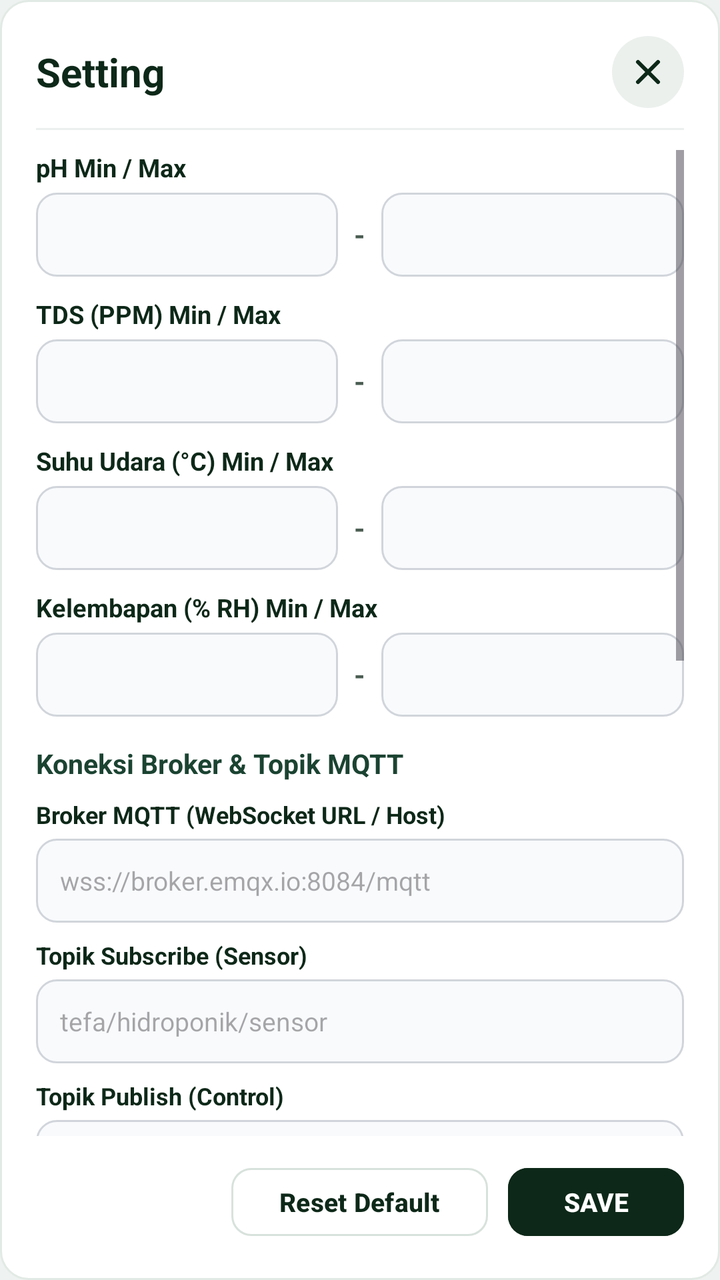
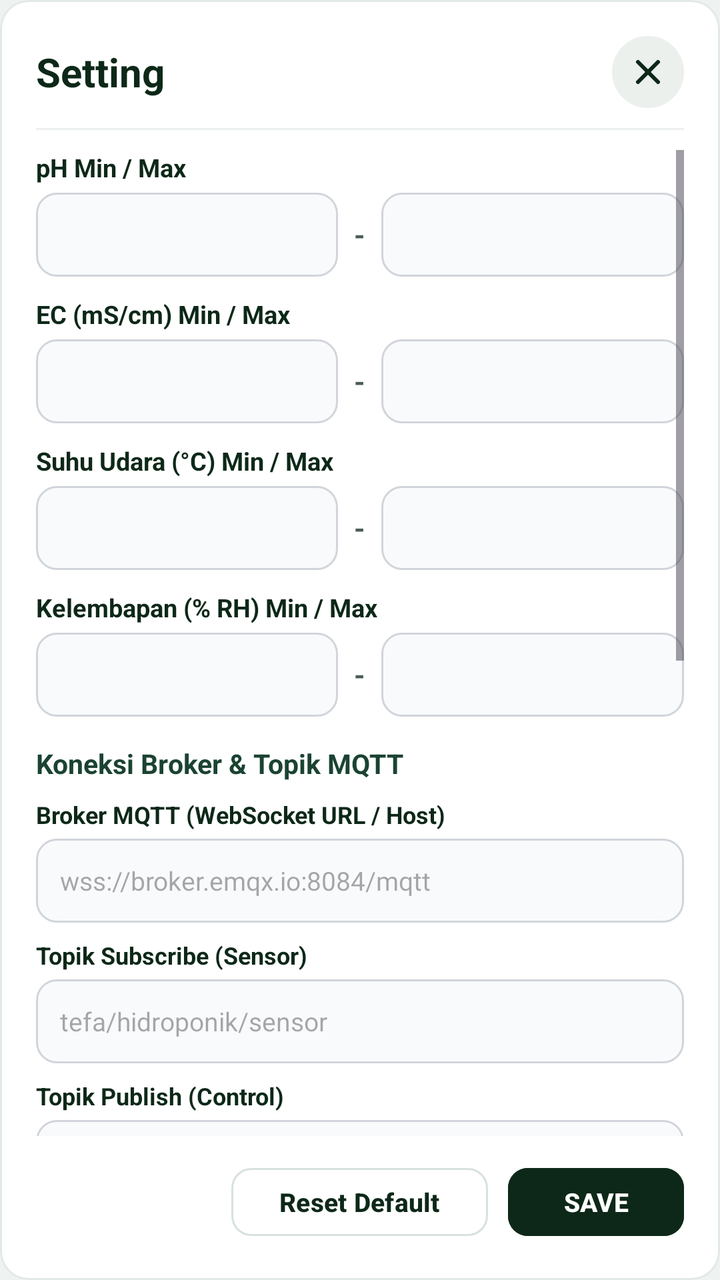

Before-and-after screenshots of an Android layout around one commit, followed by the original layout XML and the change that was made.
<!-- AndroidManifest.xml: application theme Theme.TeFaSmartGreenhouse -->
<!-- res/layout/dialog_settings.xml -->
<?xml version="1.0" encoding="utf-8"?>
<LinearLayout xmlns:android="http://schemas.android.com/apk/res/android"
    xmlns:app="http://schemas.android.com/apk/res-auto"
    android:layout_width="match_parent"
    android:layout_height="wrap_content"
    android:background="@drawable/bg_card"
    android:orientation="vertical"
    android:padding="18dp">

    <LinearLayout
        android:layout_width="match_parent"
        android:layout_height="wrap_content"
        android:gravity="center_vertical"
        android:orientation="horizontal">

        <TextView
            android:layout_width="0dp"
            android:layout_height="wrap_content"
            android:layout_weight="1"
            android:text="Setting"
            android:textColor="@color/tefa_g9"
            android:textSize="20sp"
            android:textStyle="bold" />

        <ImageButton
            android:id="@+id/settingBtnClose"
            android:layout_width="36dp"
            android:layout_height="36dp"
            android:background="@drawable/bg_pill_chip"
            android:contentDescription="Tutup Setting"
            android:padding="9dp"
            android:src="@drawable/ic_close" />
    </LinearLayout>

    <View
        android:layout_width="match_parent"
        android:layout_height="1dp"
        android:layout_marginVertical="10dp"
        android:background="@color/tefa_g1" />

    <ScrollView
        android:layout_width="match_parent"
        android:layout_height="0dp"
        android:layout_weight="1"
        android:maxHeight="440dp">

        <LinearLayout
            android:layout_width="match_parent"
            android:layout_height="wrap_content"
            android:orientation="vertical">

            
            <TextView
                android:layout_width="wrap_content"
                android:layout_height="wrap_content"
                android:layout_marginBottom="4dp"
                android:text="pH Min / Max"
                android:textColor="@color/tefa_g9"
                android:textSize="12.5sp"
                android:textStyle="bold" />

            <LinearLayout
                android:layout_width="match_parent"
                android:layout_height="wrap_content"
                android:layout_marginBottom="10dp"
                android:gravity="center_vertical"
                android:orientation="horizontal">

                <EditText
                    android:id="@+id/set_ph_min"
                    android:layout_width="0dp"
                    android:layout_height="42dp"
                    android:layout_weight="1"
                    android:background="@drawable/bg_input_box"
                    android:inputType="numberDecimal"
                    android:paddingHorizontal="12dp"
                    android:textSize="13.5sp" />

                <TextView
                    android:layout_width="wrap_content"
                    android:layout_height="wrap_content"
                    android:paddingHorizontal="8dp"
                    android:text="-"
                    android:textColor="@color/tefa_mute"
                    android:textStyle="bold" />

                <EditText
                    android:id="@+id/set_ph_max"
                    android:layout_width="0dp"
                    android:layout_height="42dp"
                    android:layout_weight="1"
                    android:background="@drawable/bg_input_box"
                    android:inputType="numberDecimal"
                    android:paddingHorizontal="12dp"
                    android:textSize="13.5sp" />
            </LinearLayout>

            
            <TextView
                android:layout_width="wrap_content"
                android:layout_height="wrap_content"
                android:layout_marginBottom="4dp"
                android:text="TDS (PPM) Min / Max"
                android:textColor="@color/tefa_g9"
                android:textSize="12.5sp"
                android:textStyle="bold" />

            <LinearLayout
                android:layout_width="match_parent"
                android:layout_height="wrap_content"
                android:layout_marginBottom="10dp"
                android:gravity="center_vertical"
                android:orientation="horizontal">

                <EditText
                    android:id="@+id/set_tds_min"
                    android:layout_width="0dp"
                    android:layout_height="42dp"
                    android:layout_weight="1"
                    android:background="@drawable/bg_input_box"
                    android:inputType="numberDecimal"
                    android:paddingHorizontal="12dp"
                    android:textSize="13.5sp" />

                <TextView
                    android:layout_width="wrap_content"
                    android:layout_height="wrap_content"
                    android:paddingHorizontal="8dp"
                    android:text="-"
                    android:textColor="@color/tefa_mute"
                    android:textStyle="bold" />

                <EditText
                    android:id="@+id/set_tds_max"
                    android:layout_width="0dp"
                    android:layout_height="42dp"
                    android:layout_weight="1"
                    android:background="@drawable/bg_input_box"
                    android:inputType="numberDecimal"
                    android:paddingHorizontal="12dp"
                    android:textSize="13.5sp" />
            </LinearLayout>

            
            <TextView
                android:layout_width="wrap_content"
                android:layout_height="wrap_content"
                android:layout_marginBottom="4dp"
                android:text="Suhu Udara (°C) Min / Max"
                android:textColor="@color/tefa_g9"
                android:textSize="12.5sp"
                android:textStyle="bold" />

            <LinearLayout
                android:layout_width="match_parent"
                android:layout_height="wrap_content"
                android:layout_marginBottom="10dp"
                android:gravity="center_vertical"
                android:orientation="horizontal">

                <EditText
                    android:id="@+id/set_temp_min"
                    android:layout_width="0dp"
                    android:layout_height="42dp"
                    android:layout_weight="1"
                    android:background="@drawable/bg_input_box"
                    android:inputType="numberDecimal"
                    android:paddingHorizontal="12dp"
                    android:textSize="13.5sp" />

                <TextView
                    android:layout_width="wrap_content"
                    android:layout_height="wrap_content"
                    android:paddingHorizontal="8dp"
                    android:text="-"
                    android:textColor="@color/tefa_mute"
                    android:textStyle="bold" />

                <EditText
                    android:id="@+id/set_temp_max"
                    android:layout_width="0dp"
                    android:layout_height="42dp"
                    android:layout_weight="1"
                    android:background="@drawable/bg_input_box"
                    android:inputType="numberDecimal"
                    android:paddingHorizontal="12dp"
                    android:textSize="13.5sp" />
            </LinearLayout>

            
            <TextView
                android:layout_width="wrap_content"
                android:layout_height="wrap_content"
                android:layout_marginBottom="4dp"
                android:text="Kelembapan (% RH) Min / Max"
                android:textColor="@color/tefa_g9"
                android:textSize="12.5sp"
                android:textStyle="bold" />

            <LinearLayout
                android:layout_width="match_parent"
                android:layout_height="wrap_content"
                android:layout_marginBottom="14dp"
                android:gravity="center_vertical"
                android:orientation="horizontal">

                <EditText
                    android:id="@+id/set_hum_min"
                    android:layout_width="0dp"
                    android:layout_height="42dp"
                    android:layout_weight="1"
                    android:background="@drawable/bg_input_box"
                    android:inputType="numberDecimal"
                    android:paddingHorizontal="12dp"
                    android:textSize="13.5sp" />

                <TextView
                    android:layout_width="wrap_content"
                    android:layout_height="wrap_content"
                    android:paddingHorizontal="8dp"
                    android:text="-"
                    android:textColor="@color/tefa_mute"
                    android:textStyle="bold" />

                <EditText
                    android:id="@+id/set_hum_max"
                    android:layout_width="0dp"
                    android:layout_height="42dp"
                    android:layout_weight="1"
                    android:background="@drawable/bg_input_box"
                    android:inputType="numberDecimal"
                    android:paddingHorizontal="12dp"
                    android:textSize="13.5sp" />
            </LinearLayout>

            
            <LinearLayout
                android:id="@+id/adminMqttDosingSection"
                android:layout_width="match_parent"
                android:layout_height="wrap_content"
                android:orientation="vertical">

                <TextView
                    android:layout_width="wrap_content"
                    android:layout_height="wrap_content"
                    android:layout_marginBottom="8dp"
                    android:text="Koneksi Broker &amp; Topik MQTT"
                    android:textColor="@color/tefa_g5"
                    android:textSize="13.5sp"
                    android:textStyle="bold" />

                <TextView
                    android:layout_width="wrap_content"
                    android:layout_height="wrap_content"
                    android:layout_marginBottom="4dp"
                    android:text="Broker MQTT (WebSocket URL / Host)"
                    android:textColor="@color/tefa_g9"
                    android:textSize="12sp"
                    android:textStyle="bold" />

                <EditText
                    android:id="@+id/set_mqtt_broker"
                    android:layout_width="match_parent"
                    android:layout_height="42dp"
                    android:layout_marginBottom="8dp"
                    android:background="@drawable/bg_input_box"
                    android:hint="wss://broker.emqx.io:8084/mqtt"
                    android:inputType="textUri"
                    android:paddingHorizontal="12dp"
                    android:textSize="13sp" />

                <TextView
                    android:layout_width="wrap_content"
                    android:layout_height="wrap_content"
                    android:layout_marginBottom="4dp"
                    android:text="Topik Subscribe (Sensor)"
                    android:textColor="@color/tefa_g9"
                    android:textSize="12sp"
                    android:textStyle="bold" />

                <EditText
                    android:id="@+id/set_mqtt_topic_sub"
                    android:layout_width="match_parent"
                    android:layout_height="42dp"
                    android:layout_marginBottom="8dp"
                    android:background="@drawable/bg_input_box"
                    android:hint="tefa/hidroponik/sensor"
                    android:inputType="text"
                    android:paddingHorizontal="12dp"
                    android:textSize="13sp" />

                <TextView
                    android:layout_width="wrap_content"
                    android:layout_height="wrap_content"
                    android:layout_marginBottom="4dp"
                    android:text="Topik Publish (Control)"
                    android:textColor="@color/tefa_g9"
                    android:textSize="12sp"
                    android:textStyle="bold" />

                <EditText
                    android:id="@+id/set_mqtt_topic_pub"
                    android:layout_width="match_parent"
                    android:layout_height="42dp"
                    android:layout_marginBottom="8dp"
                    android:background="@drawable/bg_input_box"
                    android:hint="tefa/hidroponik/control"
                    android:inputType="text"
                    android:paddingHorizontal="12dp"
                    android:textSize="13sp" />

                <TextView
                    android:layout_width="wrap_content"
                    android:layout_height="wrap_content"
                    android:layout_marginBottom="4dp"
                    android:text="Topik Subscribe (Status)"
                    android:textColor="@color/tefa_g9"
                    android:textSize="12sp"
                    android:textStyle="bold" />

                <EditText
                    android:id="@+id/set_mqtt_topic_status"
                    android:layout_width="match_parent"
                    android:layout_height="42dp"
                    android:layout_marginBottom="14dp"
                    android:background="@drawable/bg_input_box"
                    android:hint="tefa/hidroponik/status"
                    android:inputType="text"
                    android:paddingHorizontal="12dp"
                    android:textSize="13sp" />

                <TextView
                    android:layout_width="wrap_content"
                    android:layout_height="wrap_content"
                    android:layout_marginBottom="8dp"
                    android:text="Dosis &amp; Interval Hidroponik (MQTT)"
                    android:textColor="@color/tefa_g5"
                    android:textSize="13.5sp"
                    android:textStyle="bold" />

                <LinearLayout
                    android:layout_width="match_parent"
                    android:layout_height="wrap_content"
                    android:layout_marginBottom="8dp"
                    android:orientation="horizontal">

                    <LinearLayout
                        android:layout_width="0dp"
                        android:layout_height="wrap_content"
                        android:layout_marginEnd="6dp"
                        android:layout_weight="1"
                        android:orientation="vertical">

                        <TextView
                            android:layout_width="wrap_content"
                            android:layout_height="wrap_content"
                            android:layout_marginBottom="4dp"
                            android:text="Interval (menit)"
                            android:textColor="@color/tefa_g9"
                            android:textSize="12sp"
                            android:textStyle="bold" />

                        <EditText
                            android:id="@+id/set_interval_minutes"
                            android:layout_width="match_parent"
                            android:layout_height="42dp"
                            android:background="@drawable/bg_input_box"
                            android:inputType="number"
                            android:paddingHorizontal="12dp"
                            android:textSize="13.5sp" />
                    </LinearLayout>

                    <LinearLayout
                        android:layout_width="0dp"
                        android:layout_height="wrap_content"
                        android:layout_marginStart="6dp"
                        android:layout_weight="1"
                        android:orientation="vertical">

                        <TextView
                            android:layout_width="wrap_content"
                            android:layout_height="wrap_content"
                            android:layout_marginBottom="4dp"
                            android:text="EC Target (mS/cm)"
                            android:textColor="@color/tefa_g9"
                            android:textSize="12sp"
                            android:textStyle="bold" />

                        <EditText
                            android:id="@+id/set_ec_target"
                            android:layout_width="match_parent"
                            android:layout_height="42dp"
                            android:background="@drawable/bg_input_box"
                            android:inputType="numberDecimal"
                            android:paddingHorizontal="12dp"
                            android:textSize="13.5sp" />
                    </LinearLayout>
                </LinearLayout>

                <LinearLayout
                    android:layout_width="match_parent"
                    android:layout_height="wrap_content"
                    android:layout_marginBottom="14dp"
                    android:orientation="horizontal">

                    <LinearLayout
                        android:layout_width="0dp"
                        android:layout_height="wrap_content"
                        android:layout_marginEnd="6dp"
                        android:layout_weight="1"
                        android:orientation="vertical">

                        <TextView
                            android:layout_width="wrap_content"
                            android:layout_height="wrap_content"
                            android:layout_marginBottom="4dp"
                            android:text="pH Up Dose (detik)"
                            android:textColor="@color/tefa_g9"
                            android:textSize="12sp"
                            android:textStyle="bold" />

                        <EditText
                            android:id="@+id/set_ph_up_dose"
                            android:layout_width="match_parent"
                            android:layout_height="42dp"
                            android:background="@drawable/bg_input_box"
                            android:inputType="number"
                            android:paddingHorizontal="12dp"
                            android:textSize="13.5sp" />
                    </LinearLayout>

                    <LinearLayout
                        android:layout_width="0dp"
                        android:layout_height="wrap_content"
                        android:layout_marginStart="6dp"
                        android:layout_weight="1"
                        android:orientation="vertical">

                        <TextView
                            android:layout_width="wrap_content"
                            android:layout_height="wrap_content"
                            android:layout_marginBottom="4dp"
                            android:text="pH Down Dose (detik)"
                            android:textColor="@color/tefa_g9"
                            android:textSize="12sp"
                            android:textStyle="bold" />

                        <EditText
                            android:id="@+id/set_ph_down_dose"
                            android:layout_width="match_parent"
                            android:layout_height="42dp"
                            android:background="@drawable/bg_input_box"
                            android:inputType="number"
                            android:paddingHorizontal="12dp"
                            android:textSize="13.5sp" />
                    </LinearLayout>
                </LinearLayout>
            </LinearLayout>

            
            <TextView
                android:layout_width="wrap_content"
                android:layout_height="wrap_content"
                android:layout_marginBottom="8dp"
                android:text="AI Asisten"
                android:textColor="@color/tefa_g5"
                android:textSize="13.5sp"
                android:textStyle="bold" />

            <TextView
                android:layout_width="wrap_content"
                android:layout_height="wrap_content"
                android:layout_marginBottom="4dp"
                android:text="Provider AI"
                android:textColor="@color/tefa_g9"
                android:textSize="12sp"
                android:textStyle="bold" />

            <Spinner
                android:id="@+id/set_ai_provider"
                android:layout_width="match_parent"
                android:layout_height="42dp"
                android:layout_marginBottom="8dp"
                android:background="@drawable/bg_input_box"
                android:paddingHorizontal="8dp" />

            <TextView
                android:layout_width="wrap_content"
                android:layout_height="wrap_content"
                android:layout_marginBottom="4dp"
                android:text="API Key"
                android:textColor="@color/tefa_g9"
                android:textSize="12sp"
                android:textStyle="bold" />

            <EditText
                android:id="@+id/set_ai_api_key"
                android:layout_width="match_parent"
                android:layout_height="42dp"
                android:layout_marginBottom="8dp"
                android:background="@drawable/bg_input_box"
                android:hint="Masukkan Gemini API Key (AIza...)..."
                android:inputType="textPassword"
                android:paddingHorizontal="12dp"
                android:textSize="13sp" />
        </LinearLayout>
    </ScrollView>

    <LinearLayout
        android:layout_width="match_parent"
        android:layout_height="wrap_content"
        android:layout_marginTop="12dp"
        android:gravity="end"
        android:orientation="horizontal">

        <com.google.android.material.button.MaterialButton
            android:id="@+id/setBtnReset"
            style="@style/Widget.Material3.Button.OutlinedButton"
            android:layout_width="wrap_content"
            android:layout_height="42dp"
            android:layout_marginEnd="10dp"
            android:text="Reset Default"
            android:textAllCaps="false"
            android:textColor="@color/tefa_g9"
            android:textSize="13sp"
            android:textStyle="bold"
            app:cornerRadius="10dp"
            app:strokeColor="@color/tefa_g2" />

        <com.google.android.material.button.MaterialButton
            android:id="@+id/setBtnSave"
            android:layout_width="wrap_content"
            android:layout_height="42dp"
            android:backgroundTint="@color/tefa_g9"
            android:text="SAVE"
            android:textAllCaps="false"
            android:textColor="@color/tefa_white"
            android:textSize="13sp"
            android:textStyle="bold"
            app:cornerRadius="10dp" />
    </LinearLayout>

</LinearLayout>
<!-- resources referenced by this layout -->
<resources>
  <color name="tefa_g1">#EBF0ED</color>
  <color name="tefa_g2">#D8E2DC</color>
  <color name="tefa_g5">#1B4332</color>
  <color name="tefa_g9">#0D2818</color>
  <color name="tefa_mute">#4A5D52</color>
  <color name="tefa_white">#FFFFFF</color>
  <!-- drawable bg_card (drawable) -->
  <?xml version="1.0" encoding="utf-8"?>
  <shape xmlns:android="http://schemas.android.com/apk/res/android"
      android:shape="rectangle">
      <solid android:color="@color/tefa_white" />
      <corners android:radius="14dp" />
      <stroke
          android:width="1dp"
          android:color="#E2EAE5" />
  </shape>
  <!-- drawable bg_input_box (drawable) -->
  <?xml version="1.0" encoding="utf-8"?>
  <shape xmlns:android="http://schemas.android.com/apk/res/android"
      android:shape="rectangle">
      <solid android:color="@color/tefa_input_bg" />
      <corners android:radius="10dp" />
      <stroke
          android:width="1dp"
          android:color="@color/tefa_input_border" />
  </shape>
  <!-- drawable bg_pill_chip (drawable) -->
  <?xml version="1.0" encoding="utf-8"?>
  <shape xmlns:android="http://schemas.android.com/apk/res/android"
      android:shape="rectangle">
      <solid android:color="@color/tefa_g1" />
      <corners android:radius="999dp" />
  </shape>
  <!-- drawable ic_close (drawable) -->
  <vector xmlns:android="http://schemas.android.com/apk/res/android"
      android:width="20dp"
      android:height="20dp"
      android:viewportWidth="24"
      android:viewportHeight="24">
      <path
          android:pathData="M18,6L6,18M6,6L18,18"
          android:strokeWidth="2.4"
          android:strokeColor="#0D2818"
          android:strokeLineCap="round"
          android:strokeLineJoin="round" />
  </vector>
  <style name="Theme.TeFaSmartGreenhouse" parent="Base.Theme.TeFaSmartGreenhouse" />
  <color name="tefa_input_bg">#F8FAFC</color>
  <color name="tefa_input_border">#D1D5DB</color>
  <style name="Base.Theme.TeFaSmartGreenhouse" parent="Theme.Material3.Light.NoActionBar">
          <item name="colorPrimary">@color/tefa_g9</item>
          <item name="colorOnPrimary">@color/tefa_white</item>
          <item name="colorSecondary">@color/tefa_g5</item>
          <item name="colorOnSecondary">@color/tefa_white</item>
          <item name="android:windowBackground">@color/tefa_bg</item>
          <item name="android:statusBarColor">@color/tefa_g9</item>
          <item name="android:navigationBarColor">@color/tefa_bg</item>
          <item name="android:windowLightStatusBar">false</item>
      </style>
  <color name="tefa_bg">#EEF2F0</color>
</resources>

<!-- the commit's change to res/layout/dialog_settings.xml (unified diff, before → after) -->
@@ -100,7 +100,7 @@
                 android:layout_width="wrap_content"
                 android:layout_height="wrap_content"
                 android:layout_marginBottom="4dp"
-                android:text="TDS (PPM) Min / Max"
+                android:text="EC (mS/cm) Min / Max"
                 android:textColor="@color/tefa_g9"
                 android:textSize="12.5sp"
                 android:textStyle="bold" />
@@ -113,7 +113,7 @@
                 android:orientation="horizontal">
 
                 <EditText
-                    android:id="@+id/set_tds_min"
+                    android:id="@+id/set_ec_min"
                     android:layout_width="0dp"
                     android:layout_height="42dp"
                     android:layout_weight="1"
@@ -131,7 +131,7 @@
                     android:textStyle="bold" />
 
                 <EditText
-                    android:id="@+id/set_tds_max"
+                    android:id="@+id/set_ec_max"
                     android:layout_width="0dp"
                     android:layout_height="42dp"
                     android:layout_weight="1"
